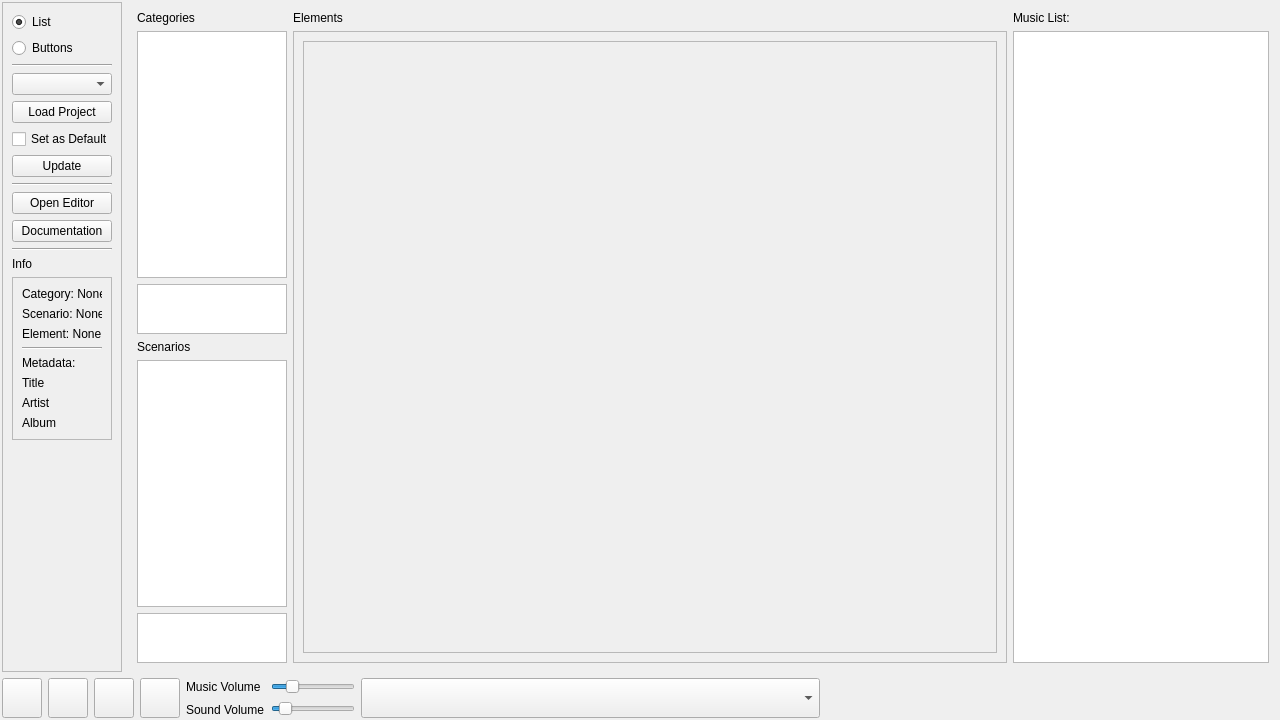
This is tools/audiotool.ui in PhilInTheGaps/GM-Companion as Qt 5 draws it before an edit. The edited form follows.
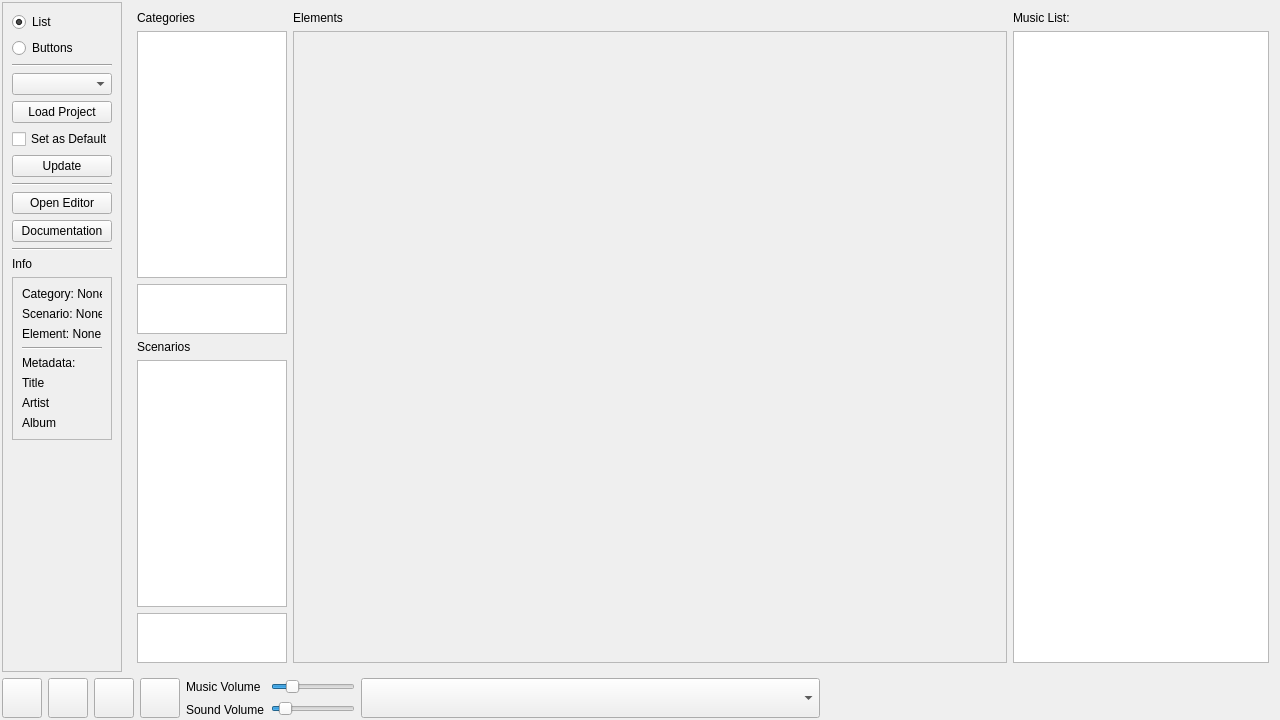
This is the edited form. Icons and pictures are not drawn.

Patch:
```diff
--- a/tools/audiotool.ui
+++ b/tools/audiotool.ui
@@ -413,15 +413,15 @@
                  <rect>
                   <x>0</x>
                   <y>0</y>
-                  <width>705</width>
-                  <height>619</height>
+                  <width>702</width>
+                  <height>615</height>
                  </rect>
                 </property>
                 <layout class="QVBoxLayout" name="verticalLayout_11">
                  <item>
                   <widget class="QFrame" name="frame_elements">
                    <property name="frameShape">
-                    <enum>QFrame::StyledPanel</enum>
+                    <enum>QFrame::NoFrame</enum>
                    </property>
                    <property name="frameShadow">
                     <enum>QFrame::Raised</enum>
```
